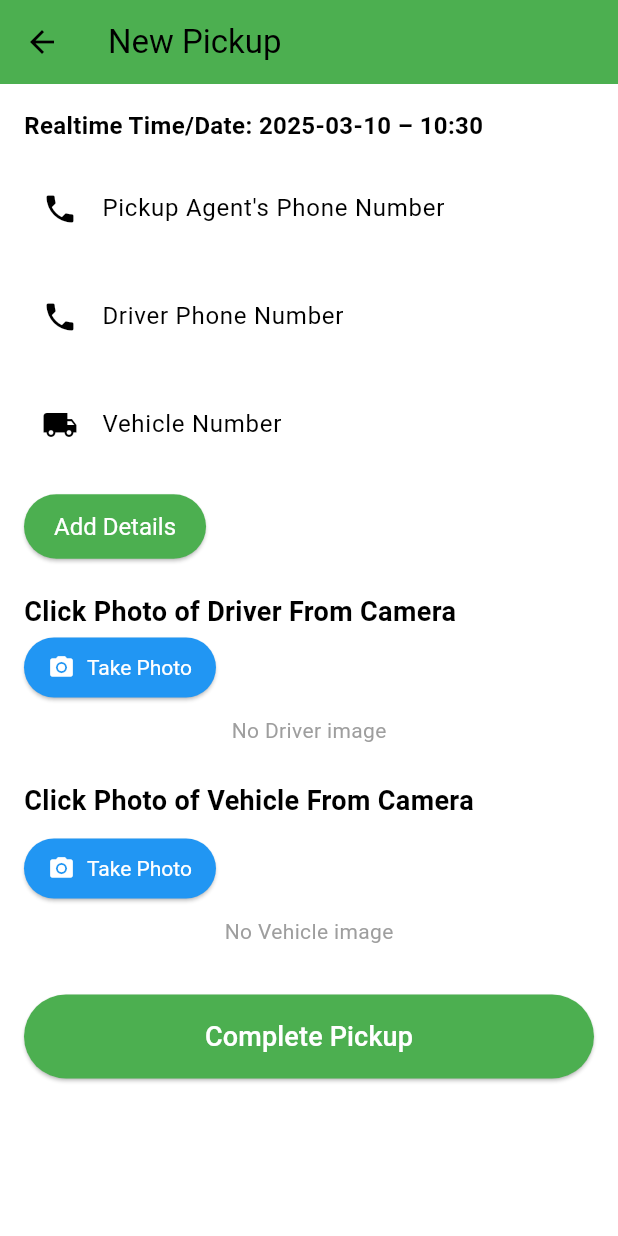
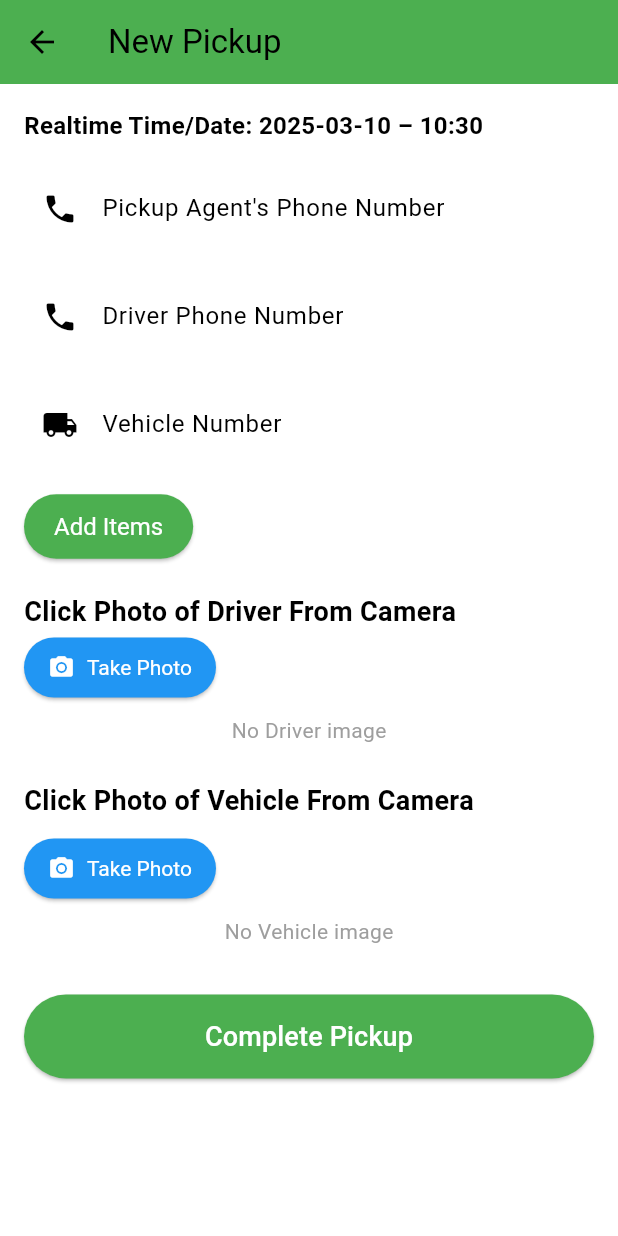
Before and after one commit to scrapuncle-tech/scrapuncle_warehouse_app, a Flutter app: the PickupPage screen opened directly, on a phone screen of 412 x 824 dp. Run offline on Flutter 3.47's test engine with Material 3 defaults, Android fonts, the phone set to English and light mode, and no system bars; our stand-ins replace cloud_firestore, firebase_auth, firebase_core, firebase_storage, image_picker, random_string and 1 more; accounts and stored records are empty.

Commit message:
Updated Pickup page

```diff
--- a/lib/pages/pickup.dart
+++ b/lib/pages/pickup.dart
@@ -238,7 +238,7 @@ class _PickupPageState extends State<PickupPage> {
                     horizontal: 20, vertical: 12), // Added some padding
                 textStyle: const TextStyle(fontSize: 16), // Adjusted font size
               ),
-              child: const Text("Add Details",
+              child: const Text("Add Items",
                   style: TextStyle(color: Colors.white)),
             ),
             Column(
```
